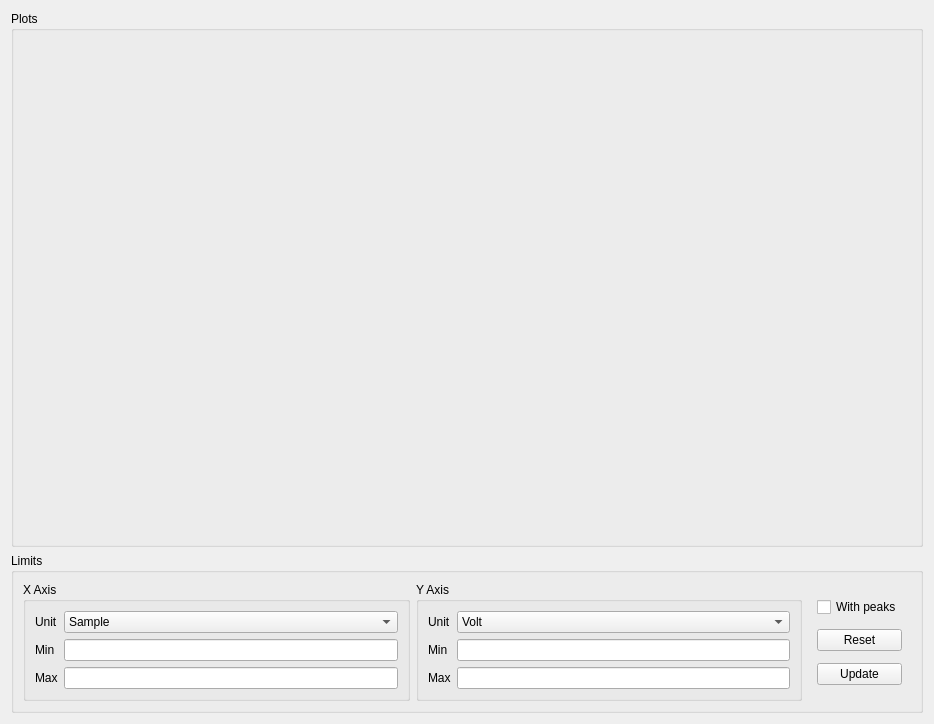
Before: the Qt Designer form pycode-gui/forms_source/channel_viewer.ui in lmascelli/pycode, drawn with Qt 5.
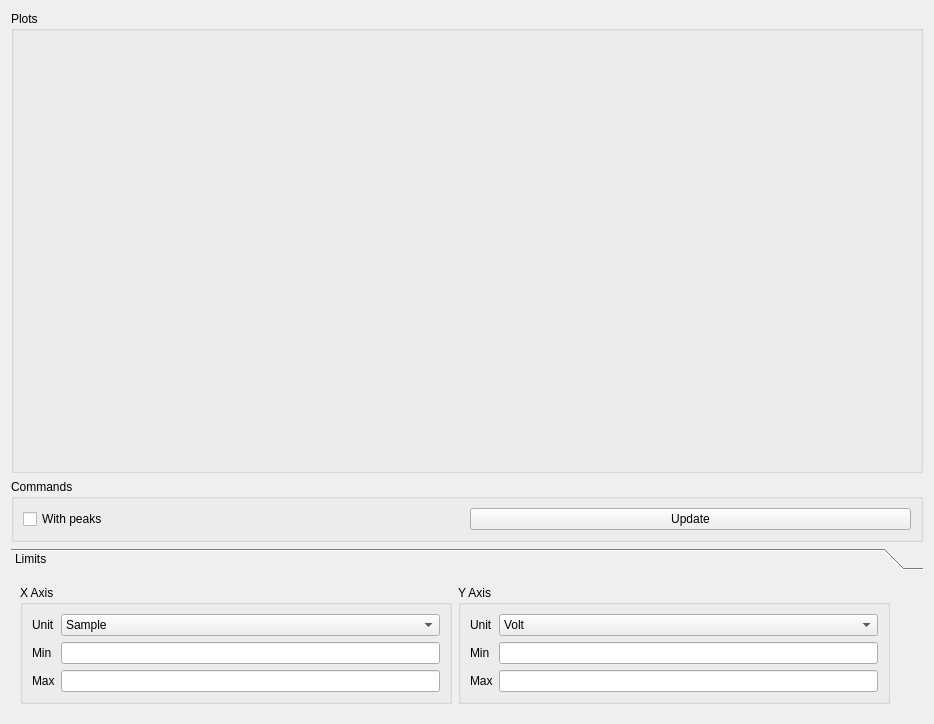
After: the same form once the commit is applied.

Commit message: spike-rs in crates && count_peaks_in_intervals

Diff of the .ui file:
```diff
--- a/pycode-gui/forms_source/channel_viewer.ui
+++ b/pycode-gui/forms_source/channel_viewer.ui
@@ -13,7 +13,7 @@
   <property name="windowTitle">
    <string>Form</string>
   </property>
-  <layout class="QVBoxLayout" name="verticalLayout" stretch="1,0">
+  <layout class="QVBoxLayout" name="verticalLayout" stretch="1,0,0">
    <item>
     <widget class="QGroupBox" name="grp_plots">
      <property name="title">
@@ -24,72 +24,46 @@
    </item>
    <item>
     <widget class="QGroupBox" name="groupBox">
-     <property name="minimumSize">
-      <size>
-       <width>0</width>
-       <height>100</height>
-      </size>
-     </property>
      <property name="title">
+      <string>Commands</string>
+     </property>
+     <layout class="QHBoxLayout" name="horizontalLayout_2">
+      <item>
+       <widget class="QCheckBox" name="chk_peaks">
+        <property name="text">
+         <string>With peaks</string>
+        </property>
+       </widget>
+      </item>
+      <item>
+       <widget class="QPushButton" name="btn_reset">
+        <property name="text">
+         <string>Update</string>
+        </property>
+       </widget>
+      </item>
+     </layout>
+    </widget>
+   </item>
+   <item>
+    <widget class="QToolBox" name="toolBox">
+     <property name="currentIndex">
+      <number>0</number>
+     </property>
+     <widget class="QWidget" name="page_3">
+      <property name="geometry">
+       <rect>
+        <x>0</x>
+        <y>0</y>
+        <width>916</width>
+        <height>153</height>
+       </rect>
+      </property>
+      <attribute name="label">
       <string>Limits</string>
-     </property>
-     <layout class="QGridLayout" name="gridLayout">
-      <item row="0" column="2">
-       <widget class="QGroupBox" name="groupBox_3">
-        <property name="title">
-         <string>Y Axis</string>
-        </property>
-        <layout class="QFormLayout" name="formLayout_2">
-         <item row="0" column="0">
-          <widget class="QLabel" name="label_6">
-           <property name="text">
-            <string>Unit</string>
-           </property>
-          </widget>
-         </item>
-         <item row="1" column="0">
-          <widget class="QLabel" name="label_5">
-           <property name="text">
-            <string>Min</string>
-           </property>
-          </widget>
-         </item>
-         <item row="2" column="0">
-          <widget class="QLabel" name="label_4">
-           <property name="text">
-            <string>Max</string>
-           </property>
-          </widget>
-         </item>
-         <item row="1" column="1">
-          <widget class="QLineEdit" name="edt_y_min"/>
-         </item>
-         <item row="2" column="1">
-          <widget class="QLineEdit" name="edt_y_max"/>
-         </item>
-         <item row="0" column="1">
-          <widget class="QComboBox" name="cmb_y_unit">
+      </attribute>
+      <layout class="QHBoxLayout" name="horizontalLayout">
            <item>
-            <property name="text">
-             <string>Volt</string>
-            </property>
-           </item>
-           <item>
-            <property name="text">
-             <string>Millivolt</string>
-            </property>
-           </item>
-           <item>
-            <property name="text">
-             <string>Microvolt</string>
-            </property>
-           </item>
-          </widget>
-         </item>
-        </layout>
-       </widget>
-      </item>
-      <item row="0" column="1">
        <widget class="QGroupBox" name="groupBox_2">
         <property name="title">
          <string>X Axis</string>
@@ -144,34 +118,68 @@
         </layout>
        </widget>
       </item>
-      <item row="0" column="3">
+       <item>
+        <widget class="QGroupBox" name="groupBox_3">
+         <property name="title">
+          <string>Y Axis</string>
+         </property>
+         <layout class="QFormLayout" name="formLayout_2">
+          <item row="0" column="0">
+           <widget class="QLabel" name="label_6">
+            <property name="text">
+             <string>Unit</string>
+            </property>
+           </widget>
+          </item>
+          <item row="1" column="0">
+           <widget class="QLabel" name="label_5">
+            <property name="text">
+             <string>Min</string>
+            </property>
+           </widget>
+          </item>
+          <item row="2" column="0">
+           <widget class="QLabel" name="label_4">
+            <property name="text">
+             <string>Max</string>
+            </property>
+           </widget>
+          </item>
+          <item row="1" column="1">
+           <widget class="QLineEdit" name="edt_y_min"/>
+          </item>
+          <item row="2" column="1">
+           <widget class="QLineEdit" name="edt_y_max"/>
+          </item>
+          <item row="0" column="1">
+           <widget class="QComboBox" name="cmb_y_unit">
+            <item>
+             <property name="text">
+              <string>Volt</string>
+             </property>
+            </item>
+            <item>
+             <property name="text">
+              <string>Millivolt</string>
+             </property>
+            </item>
+            <item>
+             <property name="text">
+              <string>Microvolt</string>
+             </property>
+            </item>
+           </widget>
+          </item>
+         </layout>
+        </widget>
+       </item>
+       <item>
        <widget class="QWidget" name="widget" native="true">
-        <layout class="QVBoxLayout" name="verticalLayout_2">
-         <item>
-          <widget class="QCheckBox" name="chk_peaks">
-           <property name="text">
-            <string>With peaks</string>
-           </property>
-          </widget>
-         </item>
-         <item>
-          <widget class="QPushButton" name="btn_reset">
-           <property name="text">
-            <string>Reset</string>
-           </property>
-          </widget>
-         </item>
-         <item>
-          <widget class="QPushButton" name="btn_update">
-           <property name="text">
-            <string>Update</string>
-           </property>
-          </widget>
-         </item>
-        </layout>
-       </widget>
-      </item>
-     </layout>
+         <layout class="QVBoxLayout" name="verticalLayout_2"/>
+        </widget>
+       </item>
+      </layout>
+     </widget>
     </widget>
    </item>
   </layout>
```
Lines whose indentation alone changed are shown as unchanged. The commit also changes 28 other files.
